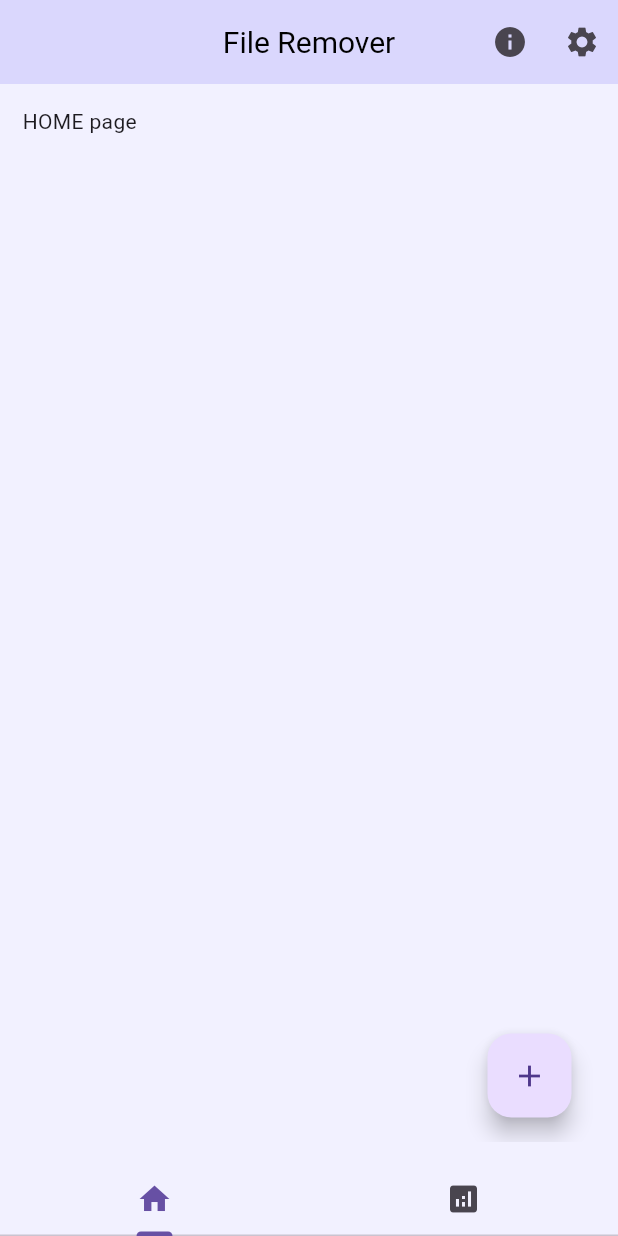
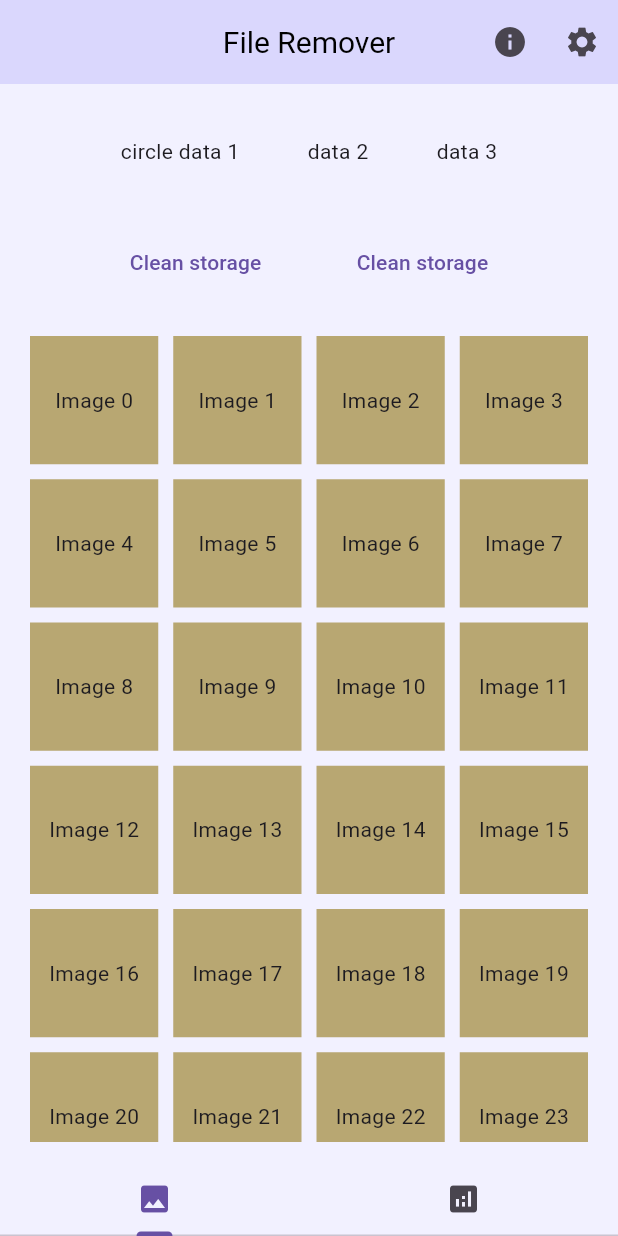
Before and after one commit to KevinLocksy/file_remover, a Flutter app: the screen it shows after launch, on a phone screen of 412 x 824 dp. Run offline on Flutter 3.47's test engine with Material 3 defaults, Android fonts, the phone set to English and light mode, and no system bars; generated files the repository leaves out were written again.

Commit message:
set home tab's layout

```diff
--- a/lib/config/config.dart
+++ b/lib/config/config.dart
@@ -1,3 +1,4 @@
 class Config {
-  static const appName = "File Remover";
+  static const String appName = "File Remover";
+  static const int nbColGallery = 4;
 }
--- a/lib/l10n/en.arb
+++ b/lib/l10n/en.arb
@@ -5,5 +5,6 @@
   "settingsTitle": "Settings",
   "settingsTooltip": "Settings",
   "settingsThemeTitle": "Theme",
-  "settingsLangTitle": "Language"
+  "settingsLangTitle": "Language",
+  "homePageCleanBtn": "Clean storage"
 }
--- a/lib/l10n/fr.arb
+++ b/lib/l10n/fr.arb
@@ -5,5 +5,6 @@
   "settingsTitle": "Paramètres",
   "settingsTooltip": "Paramètres",
   "settingsThemeTitle": "Thème",
-  "settingsLangTitle": "Langue"
+  "settingsLangTitle": "Langue",
+  "homePageCleanBtn": "Nettoyer storage"
 }
--- a/lib/screens/home/home.screen.dart
+++ b/lib/screens/home/home.screen.dart
@@ -15,8 +15,8 @@ class HomeScreen extends StatelessWidget{
       child: Scaffold(
         appBar: _buildAppBar(context),
         bottomNavigationBar: const TabBar(tabs:[
-          Tab(icon: Icon(Icons.home)), //home
-          Tab(icon: Icon(Icons.analytics)), //stats area_chart or data_thresholding  //animal => cruelty_free
+          Tab(icon: Icon(Icons.image)),//or home
+          Tab(icon: Icon(Icons.analytics)),
         ]),
         body: Padding(
           padding: const EdgeInsets.all(15),
@@ -28,6 +28,7 @@ class HomeScreen extends StatelessWidget{
 
   PreferredSizeWidget _buildAppBar(BuildContext context){
     return AppBar(
+      title: const Text(Config.appName),
       actions: <Widget>[
         IconButton(
           icon: const Icon(Icons.info),
@@ -46,8 +47,7 @@ class HomeScreen extends StatelessWidget{
           },
         ),
       ],
-      title: const Text(Config.appName),
-      );
+    );
   }
 }
 
--- a/lib/screens/home/tabs/home/home.tab.dart
+++ b/lib/screens/home/tabs/home/home.tab.dart
@@ -1,4 +1,6 @@
+import 'package:file_remover/config/config.dart';
 import 'package:flutter/material.dart';
+import 'package:flutter_gen/gen_l10n/app_localizations.dart';
 
 class TabHome extends StatefulWidget{
   const TabHome({super.key});
@@ -12,18 +14,70 @@ class TabHomeState extends State<TabHome>{
   @override
   Widget build(BuildContext context){
 
-    return Scaffold(
-      body: const Column(
-        crossAxisAlignment: CrossAxisAlignment.start,
+    return Column(
         children: [
-          Text("HOME page"),
+          _buildData(),
+          _buildCleanActions(context),
+          Expanded(
+            child: _buildGallery()
+          ),
         ],
-      ),
-      floatingActionButton:FloatingActionButton(
-        onPressed: () async {
-        },
-        child: const Icon(Icons.add),
+      );
+  }
+
+  Widget _buildData(){
+    return const Padding(padding: EdgeInsets.all(20),
+      child: Row(
+        mainAxisAlignment: MainAxisAlignment.spaceEvenly,
+        children: [
+          Text("circle data 1"),
+          Text("data 2"),
+          Text("data 3"),
+        ],
       ),
     );
   }
+
+  Widget _buildCleanActions(BuildContext context){
+    return Padding(padding: const EdgeInsets.all(20),
+      child: Row(
+        mainAxisAlignment: MainAxisAlignment.spaceEvenly,
+        children: [
+          TextButton(
+            onPressed: ()=>{},
+            child: Text(AppLocalizations.of(context)!.homePageCleanBtn),
+          ),
+          TextButton(
+            onPressed: ()=>{},
+            child: Text(AppLocalizations.of(context)!.homePageCleanBtn)
+          ),
+        ],
+      )
+    );
+  }
+
+  Widget _buildGallery(){
+    return CustomScrollView(
+      slivers: <Widget>[
+        SliverGrid(
+          gridDelegate: const SliverGridDelegateWithFixedCrossAxisCount(
+            crossAxisCount: Config.nbColGallery,
+          ),
+          delegate: SliverChildBuilderDelegate(
+            (BuildContext context, int index){
+              return Container(
+                margin: const EdgeInsets.all(5.0),
+                child:Container(
+                  height: 50,
+                  color: const Color.fromARGB(255, 184, 167, 114),
+                  child: Center(child: Text('Image $index')),
+                ),
+              );
+            },
+            childCount: 30,
+          ),
+        )
+      ],
+    );
+  }
 }
```
